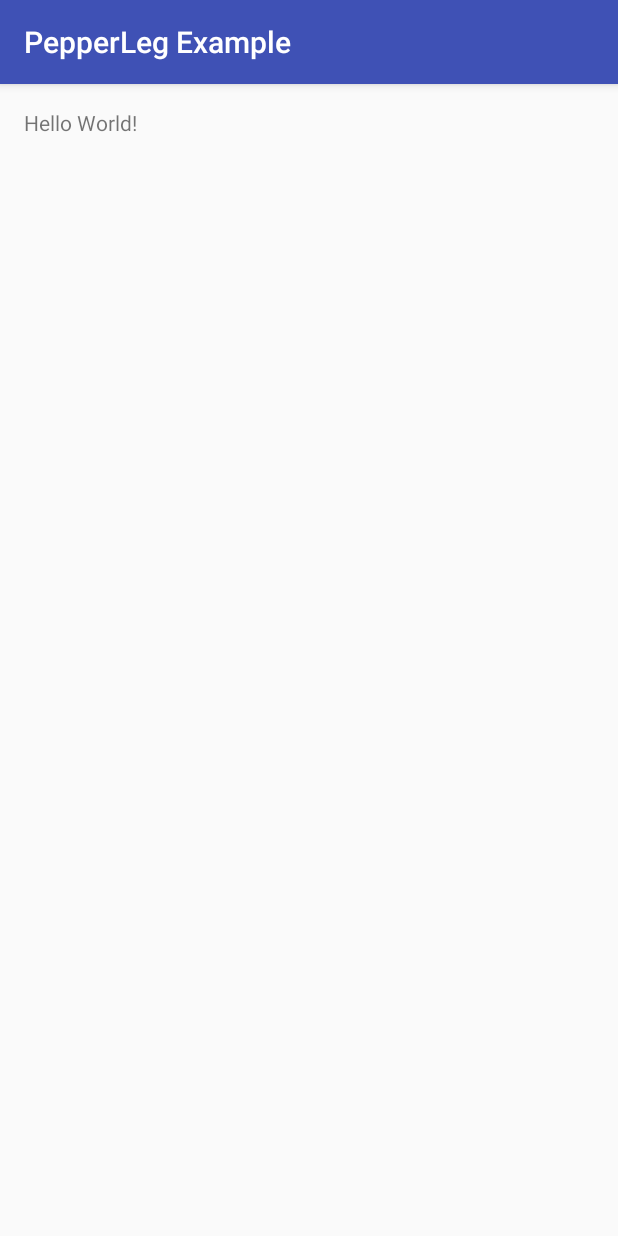
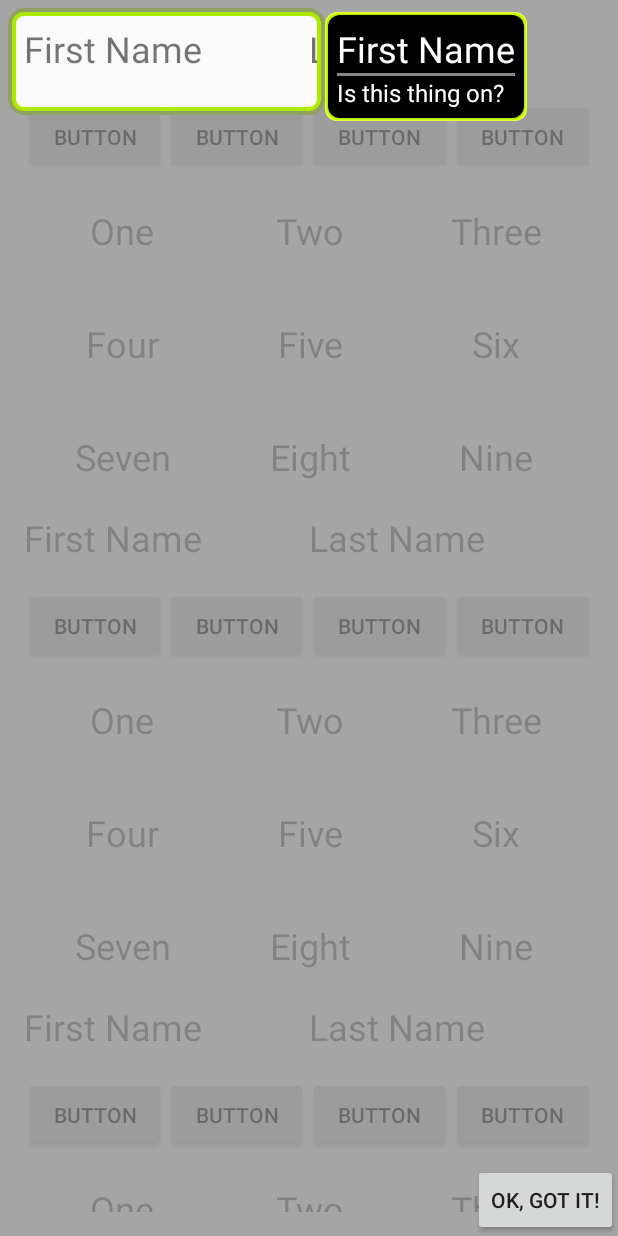
Before and after one commit to Lowe5521/PepperLeg, an Android app: the screen it shows after launch (ExampleActivity), on a phone screen of 412 x 824 dp. Run offline under Robolectric (Android 15) with nearby library versions, the phone set to English and light mode, and no system bars.

Commit message:
- Added some example code for the Pepperleg library

```diff
--- a/pepperleg/src/main/res/layout/layout_pepper_leg_overlay.xml
+++ b/pepperleg/src/main/res/layout/layout_pepper_leg_overlay.xml
@@ -3,7 +3,8 @@
     android:id="@+id/overlay_container"
     android:layout_width="match_parent"
     android:layout_height="match_parent"
-    android:background="@color/trans_gray">
+    android:background="@color/trans_gray"
+    android:clickable="true">
 
     <Button
         android:id="@+id/overlay_button"
--- a/pepperlegexample/src/main/java/com/jonkoester/pepperlegexample/ExampleActivity.java
+++ b/pepperlegexample/src/main/java/com/jonkoester/pepperlegexample/ExampleActivity.java
@@ -2,12 +2,38 @@ package com.jonkoester.pepperlegexample;
 
 import android.support.v7.app.AppCompatActivity;
 import android.os.Bundle;
+import android.view.ViewGroup;
+
+import com.jonkoester.pepperleg.PepperLegDataModel;
+import com.jonkoester.pepperleg.PepperLegOverlay;
+
+import java.util.LinkedList;
+import java.util.Queue;
 
 public class ExampleActivity extends AppCompatActivity {
+
+    public Queue<PepperLegDataModel> pepperQueue = new LinkedList<>();
+    public PepperLegOverlay pepperLegOverlay;
 
     @Override
     protected void onCreate(Bundle savedInstanceState) {
         super.onCreate(savedInstanceState);
         setContentView(R.layout.activity_example);
+
+        getFragmentManager().beginTransaction()
+                .add(R.id.act_example_container1, new FragmentTop(), FragmentTop.class.getSimpleName())
+                .add(R.id.act_example_container2, new FragmentMid(), FragmentMid.class.getSimpleName())
+                .add(R.id.act_example_container3, new FragmentBot(), FragmentBot.class.getSimpleName())
+                .commit();
+    }
+
+    @Override
+    protected void onResume() {
+        super.onResume();
+
+        if (pepperLegOverlay == null) {
+            pepperLegOverlay = new PepperLegOverlay(this, pepperQueue);
+            addContentView(pepperLegOverlay, new ViewGroup.LayoutParams(ViewGroup.LayoutParams.MATCH_PARENT, ViewGroup.LayoutParams.MATCH_PARENT));
+        }
     }
 }
--- /dev/null
+++ b/pepperlegexample/src/main/java/com/jonkoester/pepperlegexample/FragmentBot.java
@@ -0,0 +1,24 @@
+package com.jonkoester.pepperlegexample;
+
+import android.app.Fragment;
+import android.os.Bundle;
+import android.support.annotation.Nullable;
+import android.view.LayoutInflater;
+import android.view.View;
+import android.view.ViewGroup;
+
+import com.jonkoester.pepperleg.PepperLegDataModel;
+
+public class FragmentBot extends Fragment {
+    @Nullable
+    @Override
+    public View onCreateView(LayoutInflater inflater, ViewGroup container, Bundle savedInstanceState) {
+        View view = inflater.inflate(R.layout.fragment_top, container, false);
+
+        ((ExampleActivity) getActivity()).pepperQueue.add(new PepperLegDataModel(view.findViewById(R.id.first_name_tv), "First Name", "Is this thing on?", PepperLegDataModel.Direction.RIGHT, null, PepperLegDataModel.YAlignment.TOP));
+        ((ExampleActivity) getActivity()).pepperQueue.add(new PepperLegDataModel(view.findViewById(R.id.button2), "Button Two", "Button 2 is actually the third button... weird", PepperLegDataModel.Direction.BOTTOM, PepperLegDataModel.XAlignment.LEFT, null));
+        ((ExampleActivity) getActivity()).pepperQueue.add(new PepperLegDataModel(view.findViewById(R.id.tab_five_tv), "Table Middle!", "Dead center, baby!", PepperLegDataModel.Direction.TOP, PepperLegDataModel.XAlignment.CENTER, null));
+
+        return view;
+    }
+}
--- /dev/null
+++ b/pepperlegexample/src/main/java/com/jonkoester/pepperlegexample/FragmentMid.java
@@ -0,0 +1,25 @@
+package com.jonkoester.pepperlegexample;
+
+import android.app.Fragment;
+import android.os.Bundle;
+import android.support.annotation.Nullable;
+import android.view.LayoutInflater;
+import android.view.View;
+import android.view.ViewGroup;
+
+import com.jonkoester.pepperleg.PepperLegDataModel;
+
+public class FragmentMid extends Fragment {
+
+    @Nullable
+    @Override
+    public View onCreateView(LayoutInflater inflater, ViewGroup container, Bundle savedInstanceState) {
+        View view = inflater.inflate(R.layout.fragment_top, container, false);
+
+        ((ExampleActivity) getActivity()).pepperQueue.add(new PepperLegDataModel(view.findViewById(R.id.first_name_tv), "First Name", "Is this thing on?", PepperLegDataModel.Direction.RIGHT, null, PepperLegDataModel.YAlignment.TOP));
+        ((ExampleActivity) getActivity()).pepperQueue.add(new PepperLegDataModel(view.findViewById(R.id.button2), "Button Two", "Button 2 is actually the third button... weird", PepperLegDataModel.Direction.BOTTOM, PepperLegDataModel.XAlignment.LEFT, null));
+        ((ExampleActivity) getActivity()).pepperQueue.add(new PepperLegDataModel(view.findViewById(R.id.tab_five_tv), "Table Middle!", "Dead center, baby!", PepperLegDataModel.Direction.TOP, PepperLegDataModel.XAlignment.CENTER, null));
+
+        return view;
+    }
+}
--- /dev/null
+++ b/pepperlegexample/src/main/java/com/jonkoester/pepperlegexample/FragmentTop.java
@@ -0,0 +1,25 @@
+package com.jonkoester.pepperlegexample;
+
+import android.app.Fragment;
+import android.os.Bundle;
+import android.support.annotation.Nullable;
+import android.view.LayoutInflater;
+import android.view.View;
+import android.view.ViewGroup;
+
+import com.jonkoester.pepperleg.PepperLegDataModel;
+
+public class FragmentTop extends Fragment {
+
+    @Nullable
+    @Override
+    public View onCreateView(LayoutInflater inflater, ViewGroup container, Bundle savedInstanceState) {
+        View view = inflater.inflate(R.layout.fragment_top, container, false);
+
+        ((ExampleActivity) getActivity()).pepperQueue.add(new PepperLegDataModel(view.findViewById(R.id.first_name_tv), "First Name", "Is this thing on?", PepperLegDataModel.Direction.RIGHT, null, PepperLegDataModel.YAlignment.TOP));
+        ((ExampleActivity) getActivity()).pepperQueue.add(new PepperLegDataModel(view.findViewById(R.id.button2), "Button Two", "Button 2 is actually the third button... weird", PepperLegDataModel.Direction.BOTTOM, PepperLegDataModel.XAlignment.LEFT, null));
+        ((ExampleActivity) getActivity()).pepperQueue.add(new PepperLegDataModel(view.findViewById(R.id.tab_five_tv), "Table Middle!", "Dead center, baby!", PepperLegDataModel.Direction.TOP, PepperLegDataModel.XAlignment.CENTER, null));
+
+        return view;
+    }
+}
--- a/pepperlegexample/src/main/res/layout/activity_example.xml
+++ b/pepperlegexample/src/main/res/layout/activity_example.xml
@@ -1,17 +1,34 @@
 <?xml version="1.0" encoding="utf-8"?>
-<RelativeLayout
-    xmlns:android="http://schemas.android.com/apk/res/android"
+<ScrollView xmlns:android="http://schemas.android.com/apk/res/android"
     xmlns:tools="http://schemas.android.com/tools"
     android:layout_width="match_parent"
     android:layout_height="match_parent"
+    android:paddingBottom="@dimen/activity_vertical_margin"
     android:paddingLeft="@dimen/activity_horizontal_margin"
     android:paddingRight="@dimen/activity_horizontal_margin"
     android:paddingTop="@dimen/activity_vertical_margin"
-    android:paddingBottom="@dimen/activity_vertical_margin"
     tools:context="com.jonkoester.pepperlegexample.ExampleActivity">
 
-    <TextView
-        android:text="Hello World!"
-        android:layout_width="wrap_content"
-        android:layout_height="wrap_content" />
-</RelativeLayout>
+    <LinearLayout
+        android:layout_width="match_parent"
+        android:layout_height="wrap_content"
+        android:orientation="vertical">
+
+        <FrameLayout
+            android:id="@+id/act_example_container1"
+            android:layout_width="match_parent"
+            android:layout_height="wrap_content" />
+
+        <FrameLayout
+            android:id="@+id/act_example_container2"
+            android:layout_width="match_parent"
+            android:layout_height="wrap_content" />
+
+        <FrameLayout
+            android:id="@+id/act_example_container3"
+            android:layout_width="match_parent"
+            android:layout_height="wrap_content" />
+
+    </LinearLayout>
+
+</ScrollView>
--- /dev/null
+++ b/pepperlegexample/src/main/res/layout/fragment_top.xml
@@ -0,0 +1,163 @@
+<?xml version="1.0" encoding="utf-8"?>
+<LinearLayout xmlns:android="http://schemas.android.com/apk/res/android"
+    android:layout_width="match_parent"
+    android:layout_height="match_parent"
+    android:orientation="vertical">
+
+    <LinearLayout
+        android:layout_width="match_parent"
+        android:layout_height="wrap_content">
+
+        <TextView
+            android:id="@+id/first_name_tv"
+            android:layout_width="0dp"
+            android:layout_height="50dp"
+            android:layout_weight="1"
+            android:text="First Name"
+            android:textSize="24sp" />
+
+        <TextView
+            android:id="@+id/last_name_tv"
+            android:layout_width="0dp"
+            android:layout_height="50dp"
+            android:layout_weight="1"
+            android:text="Last Name"
+            android:textSize="24sp" />
+
+    </LinearLayout>
+
+    <LinearLayout
+        android:layout_width="match_parent"
+        android:layout_height="wrap_content">
+
+        <Button
+            android:id="@+id/button0"
+            android:layout_width="0dp"
+            android:layout_height="50dp"
+            android:layout_weight="1"
+            android:text="Button" />
+
+        <Button
+            android:id="@+id/button1"
+            android:layout_width="0dp"
+            android:layout_height="50dp"
+            android:layout_weight="1"
+            android:text="Button" />
+
+        <Button
+            android:id="@+id/button2"
+            android:layout_width="0dp"
+            android:layout_height="50dp"
+            android:layout_weight="1"
+            android:text="Button" />
+
+        <Button
+            android:id="@+id/button3"
+            android:layout_width="0dp"
+            android:layout_height="50dp"
+            android:layout_weight="1"
+            android:text="Button" />
+
+    </LinearLayout>
+
+    <TableLayout
+        android:layout_width="match_parent"
+        android:layout_height="wrap_content"
+        android:stretchColumns="*">
+
+        <TableRow>
+
+            <TextView
+                android:id="@+id/tab_one_tv"
+                android:layout_width="wrap_content"
+                android:layout_height="75dp"
+                android:layout_span="1"
+                android:gravity="center"
+                android:text="One"
+                android:textSize="24sp" />
+
+            <TextView
+                android:id="@+id/tab_two_tv"
+                android:layout_width="wrap_content"
+                android:layout_height="75dp"
+                android:layout_span="1"
+                android:gravity="center"
+                android:text="Two"
+                android:textSize="24sp" />
+
+            <TextView
+                android:id="@+id/tab_three_tv"
+                android:layout_width="wrap_content"
+                android:layout_height="75dp"
+                android:layout_span="1"
+                android:gravity="center"
+                android:text="Three"
+                android:textSize="24sp" />
+
+        </TableRow>
+
+        <TableRow>
+
+            <TextView
+                android:id="@+id/tab_four_tv"
+                android:layout_width="wrap_content"
+                android:layout_height="75dp"
+                android:layout_span="1"
+                android:gravity="center"
+                android:text="Four"
+                android:textSize="24sp" />
+
+            <TextView
+                android:id="@+id/tab_five_tv"
+                android:layout_width="wrap_content"
+                android:layout_height="75dp"
+                android:layout_span="1"
+                android:gravity="center"
+                android:text="Five"
+                android:textSize="24sp" />
+
+            <TextView
+                android:id="@+id/tab_six_tv"
+                android:layout_width="wrap_content"
+                android:layout_height="75dp"
+                android:layout_span="1"
+                android:gravity="center"
+                android:text="Six"
+                android:textSize="24sp" />
+
+        </TableRow>
+
+        <TableRow>
+
+            <TextView
+                android:id="@+id/tab_seven_tv"
+                android:layout_width="wrap_content"
+                android:layout_height="75dp"
+                android:layout_span="1"
+                android:gravity="center"
+                android:text="Seven"
+                android:textSize="24sp" />
+
+            <TextView
+                android:id="@+id/tab_eight_tv"
+                android:layout_width="wrap_content"
+                android:layout_height="75dp"
+                android:layout_span="1"
+                android:gravity="center"
+                android:text="Eight"
+                android:textSize="24sp" />
+
+            <TextView
+                android:id="@+id/tab_nine_tv"
+                android:layout_width="wrap_content"
+                android:layout_height="75dp"
+                android:layout_span="1"
+                android:gravity="center"
+                android:text="Nine"
+                android:textSize="24sp" />
+
+        </TableRow>
+
+    </TableLayout>
+
+</LinearLayout>
--- a/pepperlegexample/src/main/res/values/styles.xml
+++ b/pepperlegexample/src/main/res/values/styles.xml
@@ -1,7 +1,7 @@
 <resources>
 
     <!-- Base application theme. -->
-    <style name="AppTheme" parent="Theme.AppCompat.Light.DarkActionBar">
+    <style name="AppTheme" parent="Theme.AppCompat.Light.NoActionBar">
         <!-- Customize your theme here. -->
         <item name="colorPrimary">@color/colorPrimary</item>
         <item name="colorPrimaryDark">@color/colorPrimaryDark</item>
```
